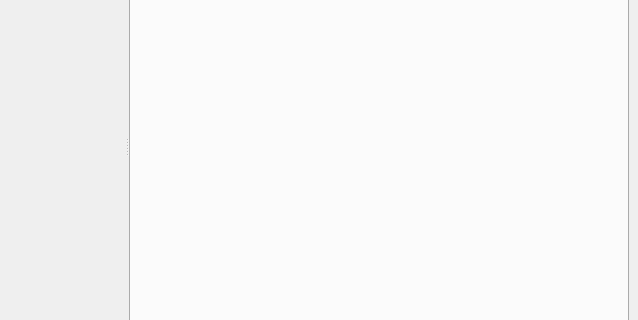
simsapa/simsapa, file simsapa/assets/ui/dictionary_search_window.ui: the form before one commit; both pictures show x 430 to 1068 and y 208 to 528 of the 1068 by 642 pixel window.
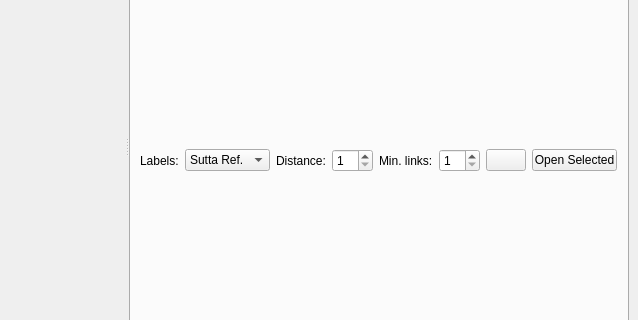
The form after the commit. The open tabs and pages were chosen to show the change. Icons and pictures are not drawn.

Commit message: links tab and graph upd

Diff of the .ui file:
```diff
--- a/simsapa/assets/ui/dictionary_search_window.ui
+++ b/simsapa/assets/ui/dictionary_search_window.ui
@@ -307,6 +307,105 @@
               <string>Links</string>
              </attribute>
              <layout class="QVBoxLayout" name="verticalLayout_5">
+              <item>
+               <layout class="QHBoxLayout" name="links_controls_layout">
+                <item>
+                 <widget class="QLabel" name="label_6">
+                  <property name="text">
+                   <string>Labels:</string>
+                  </property>
+                 </widget>
+                </item>
+                <item>
+                 <widget class="QComboBox" name="label_select">
+                  <item>
+                   <property name="text">
+                    <string>Sutta Ref.</string>
+                   </property>
+                  </item>
+                  <item>
+                   <property name="text">
+                    <string>Ref. + Title</string>
+                   </property>
+                  </item>
+                  <item>
+                   <property name="text">
+                    <string>No Labels</string>
+                   </property>
+                  </item>
+                 </widget>
+                </item>
+                <item>
+                 <widget class="QLabel" name="label">
+                  <property name="text">
+                   <string>Distance:</string>
+                  </property>
+                 </widget>
+                </item>
+                <item>
+                 <widget class="QSpinBox" name="distance_input">
+                  <property name="minimum">
+                   <number>1</number>
+                  </property>
+                 </widget>
+                </item>
+                <item>
+                 <widget class="QLabel" name="label_4">
+                  <property name="text">
+                   <string>Min. links:</string>
+                  </property>
+                 </widget>
+                </item>
+                <item>
+                 <widget class="QSpinBox" name="min_links_input">
+                  <property name="minimum">
+                   <number>1</number>
+                  </property>
+                 </widget>
+                </item>
+                <item>
+                 <widget class="QPushButton" name="links_regenerate_button">
+                  <property name="toolTip">
+                   <string>Regenerate Links Graph</string>
+                  </property>
+                  <property name="text">
+                   <string/>
+                  </property>
+                  <property name="icon">
+                   <iconset resource="../icons.qrc">
+                    <normaloff>:/reload</normaloff>:/reload</iconset>
+                  </property>
+                 </widget>
+                </item>
+                <item>
+                 <widget class="QPushButton" name="open_selected_link_button">
+                  <property name="toolTip">
+                   <string>Open Selected Link</string>
+                  </property>
+                  <property name="text">
+                   <string>Open Selected</string>
+                  </property>
+                  <property name="icon">
+                   <iconset resource="../icons.qrc">
+                    <normaloff>:/arrow-left</normaloff>:/arrow-left</iconset>
+                  </property>
+                 </widget>
+                </item>
+                <item>
+                 <spacer name="horizontalSpacer_4">
+                  <property name="orientation">
+                   <enum>Qt::Horizontal</enum>
+                  </property>
+                  <property name="sizeHint" stdset="0">
+                   <size>
+                    <width>40</width>
+                    <height>20</height>
+                   </size>
+                  </property>
+                 </spacer>
+                </item>
+               </layout>
+              </item>
               <item>
                <layout class="QVBoxLayout" name="links_layout"/>
               </item>
```
The commit also changes 8 other files.
